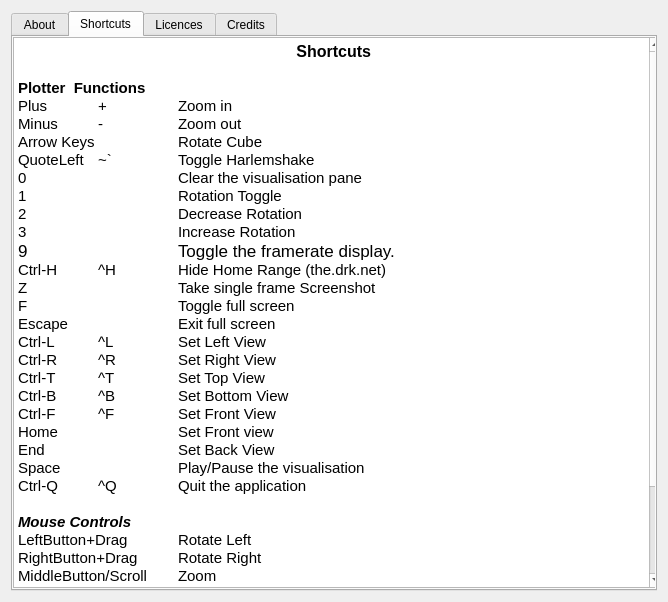
Above: src/aboutdialog.ui from yestinj/inetvis before the change. Below: the same form after it.
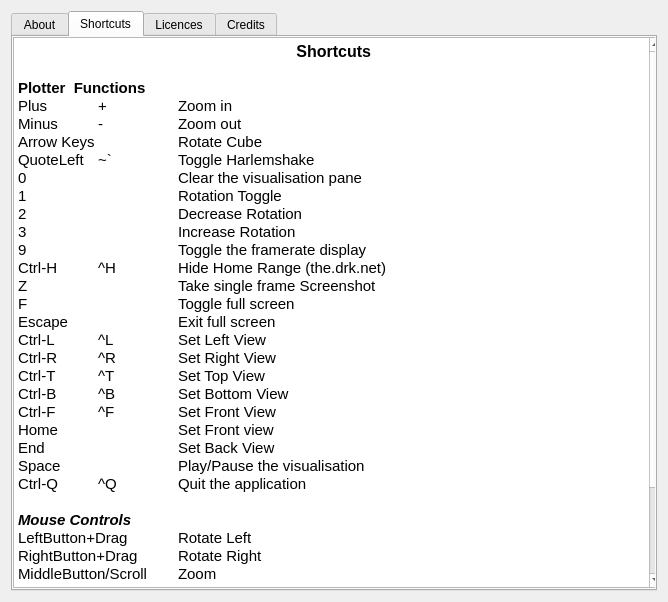
That is the form after the change. The open tabs and pages were chosen to show the change.

Commit message: Fixed Key summary for fps toggle

Patch:
```diff
--- a/src/aboutdialog.ui
+++ b/src/aboutdialog.ui
@@ -90,7 +90,7 @@
 &lt;p style=&quot; margin-top:0px; margin-bottom:0px; margin-left:0px; margin-right:0px; -qt-block-indent:0; text-indent:0px;&quot;&gt;&lt;span style=&quot; font-family:'Ubuntu'; font-size:11pt;&quot;&gt;1		Rotation Toggle&lt;/span&gt;&lt;/p&gt;
 &lt;p style=&quot; margin-top:0px; margin-bottom:0px; margin-left:0px; margin-right:0px; -qt-block-indent:0; text-indent:0px;&quot;&gt;&lt;span style=&quot; font-family:'Ubuntu'; font-size:11pt;&quot;&gt;2		Decrease Rotation&lt;/span&gt;&lt;/p&gt;
 &lt;p style=&quot; margin-top:0px; margin-bottom:0px; margin-left:0px; margin-right:0px; -qt-block-indent:0; text-indent:0px;&quot;&gt;&lt;span style=&quot; font-family:'Ubuntu'; font-size:11pt;&quot;&gt;3		Increase Rotation&lt;/span&gt;&lt;/p&gt;
-&lt;p style=&quot; margin-top:0px; margin-bottom:0px; margin-left:0px; margin-right:0px; -qt-block-indent:0; text-indent:0px;&quot;&gt;9		Toggle the framerate display.&lt;/p&gt;
+&lt;p style=&quot; margin-top:0px; margin-bottom:0px; margin-left:0px; margin-right:0px; -qt-block-indent:0; text-indent:0px;&quot;&gt;&lt;span style=&quot; font-family:'Ubuntu'; font-size:11pt;&quot;&gt;9		Toggle the framerate display&lt;/span&gt;&lt;/p&gt;
 &lt;p style=&quot; margin-top:0px; margin-bottom:0px; margin-left:0px; margin-right:0px; -qt-block-indent:0; text-indent:0px;&quot;&gt;&lt;span style=&quot; font-family:'Ubuntu'; font-size:11pt;&quot;&gt;Ctrl-H	^H	Hide Home Range (the.drk.net)&lt;/span&gt;&lt;/p&gt;
 &lt;p style=&quot; margin-top:0px; margin-bottom:0px; margin-left:0px; margin-right:0px; -qt-block-indent:0; text-indent:0px;&quot;&gt;&lt;span style=&quot; font-family:'Ubuntu'; font-size:11pt;&quot;&gt;Z		Take single frame Screenshot&lt;/span&gt;&lt;/p&gt;
 &lt;p style=&quot; margin-top:0px; margin-bottom:0px; margin-left:0px; margin-right:0px; -qt-block-indent:0; text-indent:0px;&quot;&gt;&lt;span style=&quot; font-family:'Ubuntu'; font-size:11pt;&quot;&gt;F	 	Toggle full screen&lt;/span&gt;&lt;/p&gt;
```
The commit also changes 1 other file.
